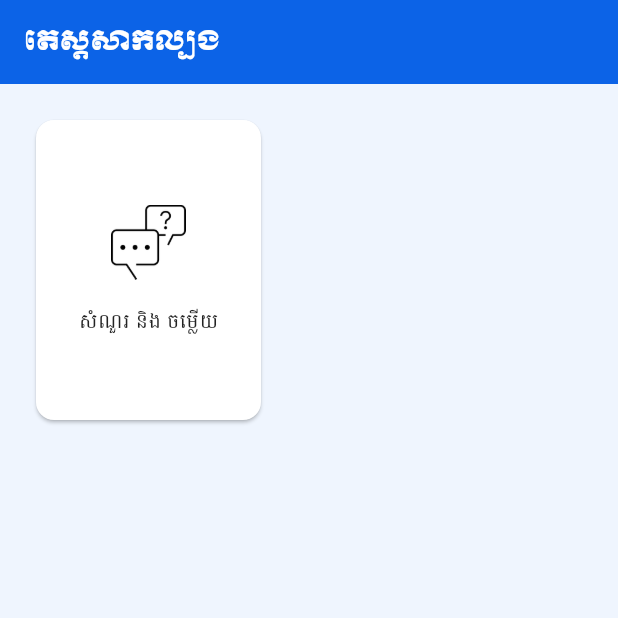
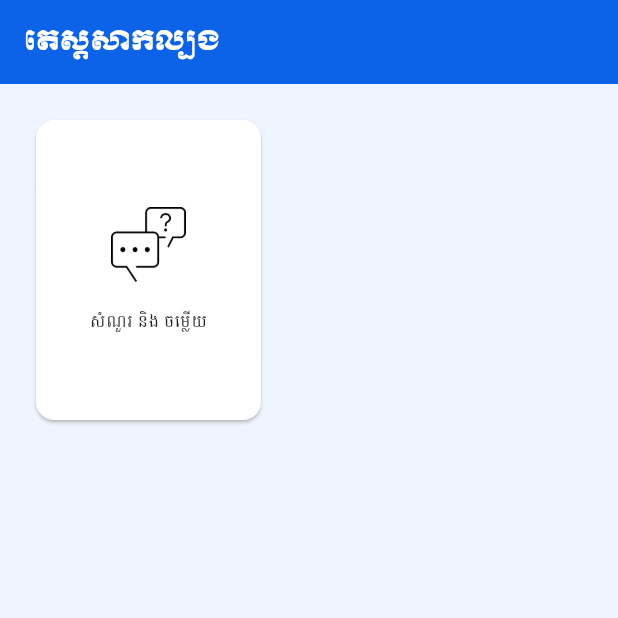
Before and after one commit to somalyleuk/mlvt-flutter-assignment, a Flutter app: the screen it shows after launch, on a phone screen of 412 x 824 dp, the top half of it. Run offline on Flutter 3.47's test engine with Material 3 defaults, Android fonts, the phone set to English and light mode, and no system bars; our stand-ins replace flutter_html, flutter_svg, get, responsive_framework.

Commit message:
build apk

```diff
--- a/lib/configs/themes/text_theme.dart
+++ b/lib/configs/themes/text_theme.dart
@@ -9,13 +9,13 @@ class TextThemes {
   );
 
   static final TextStyle headingTextStyle = TextStyle(
-    fontSize: 18,
+    fontSize: 16,
     color: ColorsThemes().darkBlue,
     fontFamily: 'khMuollight',
   );
 
   static final TextStyle cardTextStyle = TextStyle(
-    fontSize: 12,
+    fontSize: 10,
     color: Colors.black87,
     fontFamily: 'khBattambang',
   );
```
Also changed, not shown: 1 other file.
